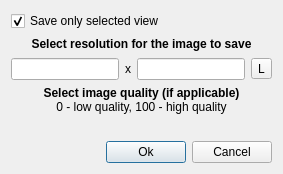
Before: the Qt Designer form Qt/Components/Resources/UI/pqSaveSnapshotDialog.ui in wildmichael/ParaView3-enhancements-old, drawn with Qt 5.
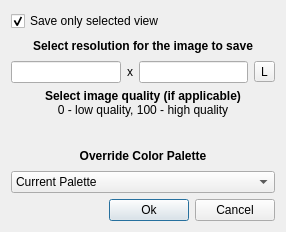
After: the same form once the commit is applied. Icons and pictures are not drawn. Custom widgets are drawn as their Qt base class.

Commit message: ENH: Fixed BUG #7492. Adding notion of palettes to quickly changes the default colors to a predefined set. Save screenshot dialog allows the user to choose the palette.

```diff
--- a/Qt/Components/Resources/UI/pqSaveSnapshotDialog.ui
+++ b/Qt/Components/Resources/UI/pqSaveSnapshotDialog.ui
@@ -5,8 +5,8 @@
    <rect>
     <x>0</x>
     <y>0</y>
-    <width>283</width>
-    <height>174</height>
+    <width>286</width>
+    <height>232</height>
    </rect>
   </property>
   <property name="windowTitle" >
@@ -118,6 +118,25 @@
    <item>
     <widget class="pqIntRangeWidget" native="1" name="quality" />
    </item>
+   <item>
+    <widget class="QLabel" name="label_4" >
+     <property name="text" >
+      <string>&lt;b>Override Color Palette&lt;/b></string>
+     </property>
+     <property name="alignment" >
+      <set>Qt::AlignCenter</set>
+     </property>
+    </widget>
+   </item>
+   <item>
+    <widget class="QComboBox" name="palette" >
+     <item>
+      <property name="text" >
+       <string>Current Palette</string>
+      </property>
+     </item>
+    </widget>
+   </item>
    <item>
     <layout class="QHBoxLayout" >
      <property name="spacing" >
```
The commit also changes 13 other files.
